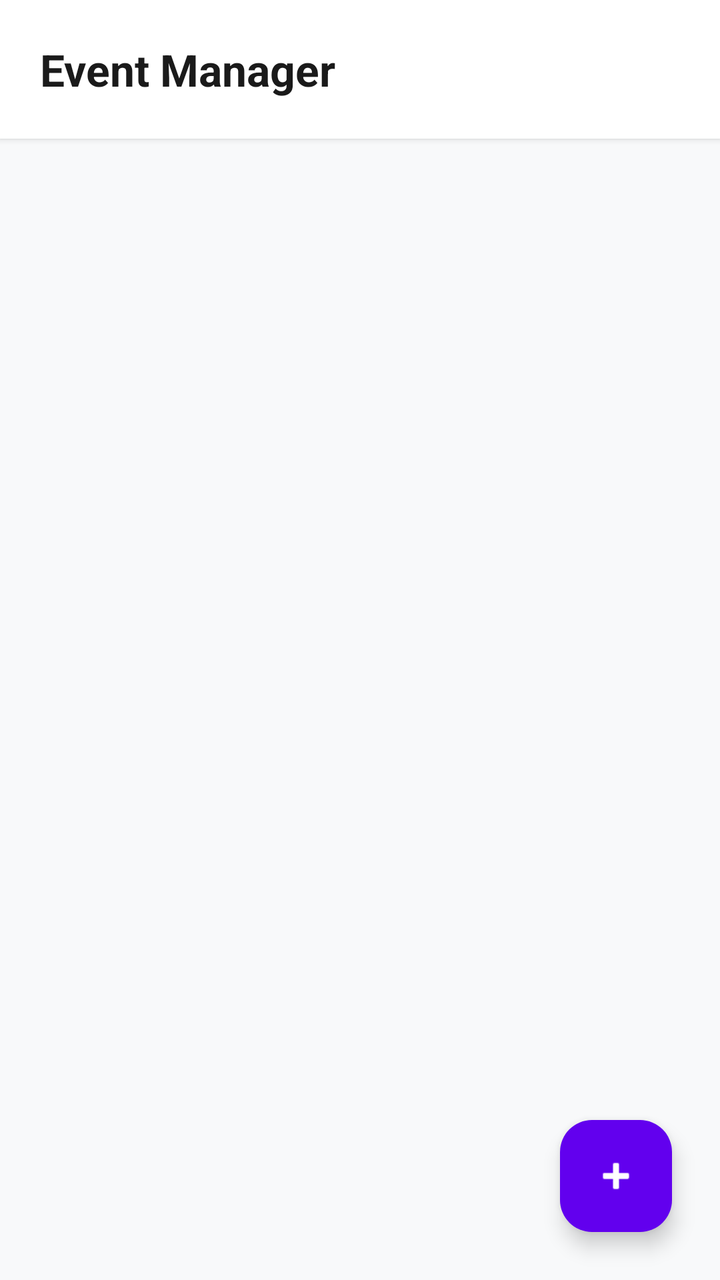
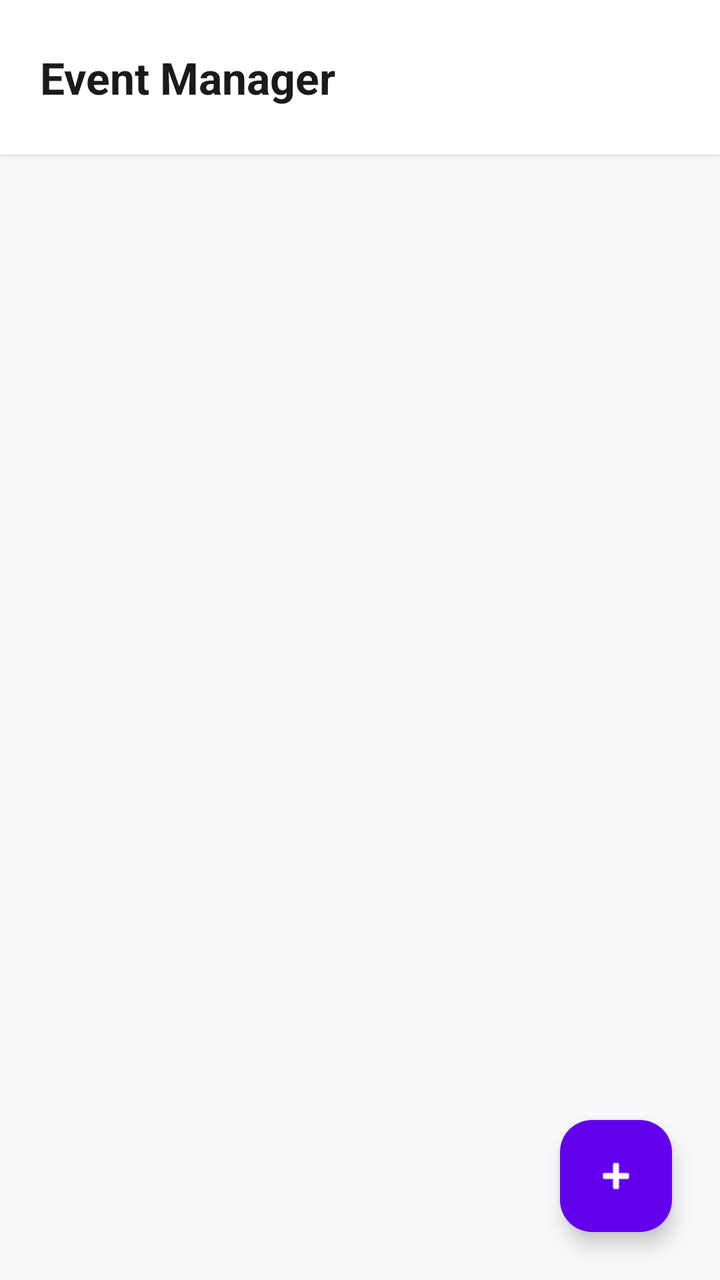

Two renders of the same Android screen: before a commit and after it. Below are the layout's source before the change and the commit's diff.
<!-- AndroidManifest.xml: application theme Theme.Material3.DayNight.NoActionBar -->
<!-- res/layout/activity_event_list.xml -->
<?xml version="1.0" encoding="utf-8"?>
<androidx.coordinatorlayout.widget.CoordinatorLayout xmlns:android="http://schemas.android.com/apk/res/android"
    xmlns:app="http://schemas.android.com/apk/res-auto"
    android:layout_width="match_parent"
    android:layout_height="match_parent"
    android:background="#F8F9FA">

    <LinearLayout
        android:layout_width="match_parent"
        android:layout_height="match_parent"
        android:orientation="vertical">

        <TextView
            android:layout_width="match_parent"
            android:layout_height="wrap_content"
            android:text="Event Manager"
            android:textSize="22sp"
            android:textStyle="bold"
            android:textColor="#1A1A1A"
            android:padding="20dp"
            android:background="@android:color/white"
            android:elevation="2dp" />

        <androidx.recyclerview.widget.RecyclerView
            android:id="@+id/recyclerViewEvents"
            android:layout_width="match_parent"
            android:layout_height="match_parent"
            android:clipToPadding="false"
            android:paddingVertical="8dp" />

    </LinearLayout>

    <com.google.android.material.floatingactionbutton.FloatingActionButton
        android:id="@+id/fabAddEvent"
        android:layout_width="wrap_content"
        android:layout_height="wrap_content"
        android:layout_gravity="bottom|end"
        android:layout_margin="24dp"
        android:contentDescription="Add Event"
        android:src="@android:drawable/ic_input_add"
        app:tint="@android:color/white"
        app:backgroundTint="#6200EE" />

</androidx.coordinatorlayout.widget.CoordinatorLayout>
<!-- resources referenced by this layout -->
<resources>

</resources>

<!-- the commit's change to res/layout/activity_event_list.xml (unified diff, before → after) -->
@@ -1,9 +1,11 @@
 <?xml version="1.0" encoding="utf-8"?>
-<androidx.coordinatorlayout.widget.CoordinatorLayout xmlns:android="http://schemas.android.com/apk/res/android"
+<androidx.coordinatorlayout.widget.CoordinatorLayout
+    xmlns:android="http://schemas.android.com/apk/res/android"
     xmlns:app="http://schemas.android.com/apk/res-auto"
     android:layout_width="match_parent"
     android:layout_height="match_parent"
-    android:background="#F8F9FA">
+    android:background="#F8F9FA"
+    android:fitsSystemWindows="true">
 
     <LinearLayout
         android:layout_width="match_parent"
@@ -17,14 +19,18 @@
             android:textSize="22sp"
             android:textStyle="bold"
             android:textColor="#1A1A1A"
-            android:padding="20dp"
+            android:paddingStart="20dp"
+            android:paddingEnd="20dp"
+            android:paddingTop="24dp"
+            android:paddingBottom="24dp"
             android:background="@android:color/white"
             android:elevation="2dp" />
 
         <androidx.recyclerview.widget.RecyclerView
             android:id="@+id/recyclerViewEvents"
             android:layout_width="match_parent"
-            android:layout_height="match_parent"
+            android:layout_height="0dp"
+            android:layout_weight="1"
             android:clipToPadding="false"
             android:paddingVertical="8dp" />
 
